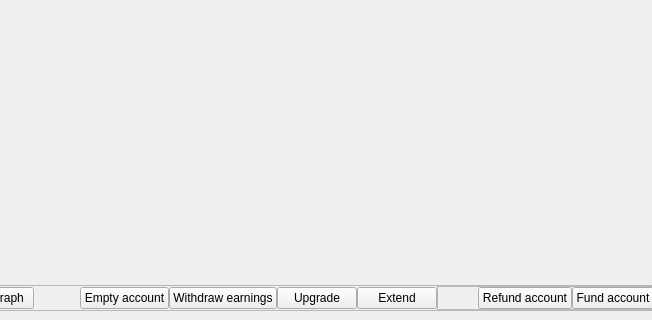
Old version of the form src/qt/_Gulden/forms/witnessdialog.ui in the repository frozenflux3/munt-official; both pictures show x 138 to 790 and y 259 to 579 of the 1092 by 579 pixel window.
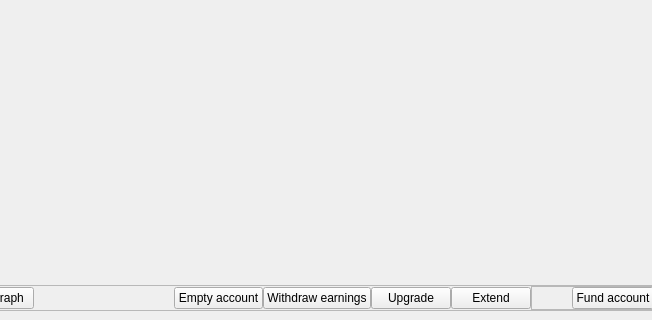
New version of the form. Custom widgets are drawn as their Qt base class.

Commit message:
Put normal buttons to right side if no enabled confirm buttons
This happens for example when a witness is just funded until the first reward is earned.

```diff
--- a/src/qt/_Gulden/forms/witnessdialog.ui
+++ b/src/qt/_Gulden/forms/witnessdialog.ui
@@ -868,19 +868,6 @@
                  </property>
                 </spacer>
                </item>
-               <item>
-                <widget class="QPushButton" name="refundWitnessButton">
-                 <property name="cursor">
-                  <cursorShape>PointingHandCursor</cursorShape>
-                 </property>
-                 <property name="text">
-                  <string>Refund account</string>
-                 </property>
-                 <property name="class" stdset="0">
-                  <string notr="true">focus</string>
-                 </property>
-                </widget>
-               </item>
                <item>
                 <widget class="QPushButton" name="fundWitnessButton">
                  <property name="text">
```
The commit also changes 2 other files.
